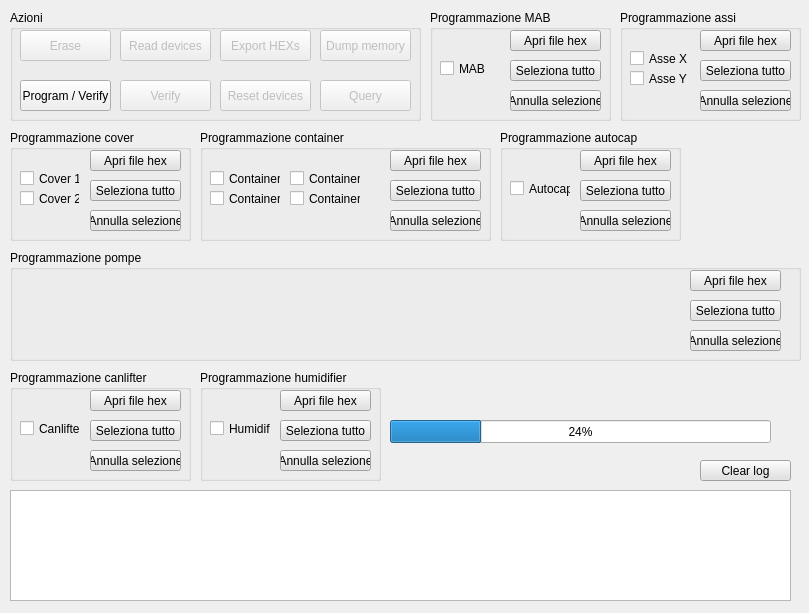
alfa-sw/sw-programmazione-schede, file mainwindow.ui: the form before one commit.
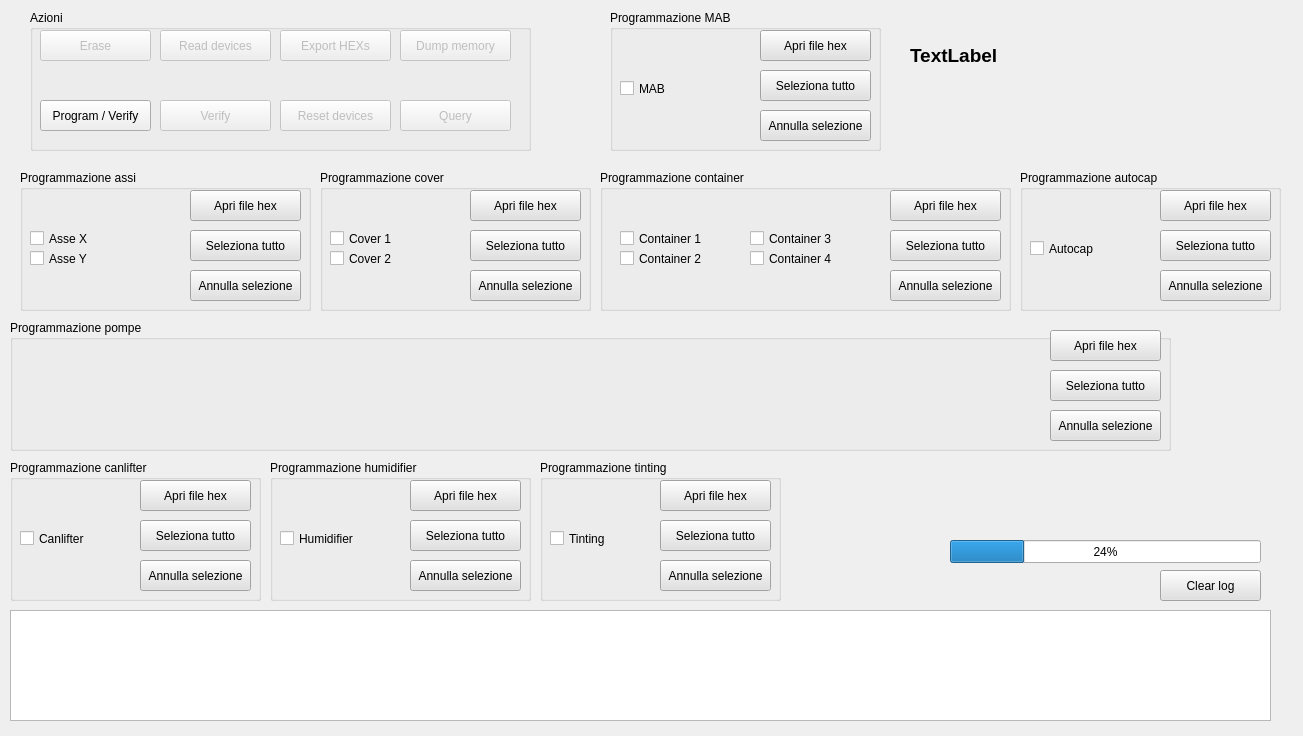
The form after the commit. Icons and pictures are not drawn.

The edit to the form file:
```diff
--- a/mainwindow.ui
+++ b/mainwindow.ui
@@ -6,8 +6,8 @@
    <rect>
     <x>0</x>
     <y>0</y>
-    <width>809</width>
-    <height>613</height>
+    <width>1303</width>
+    <height>736</height>
    </rect>
   </property>
   <property name="palette">
@@ -58,10 +58,10 @@
    <widget class="QGroupBox" name="groupBox">
     <property name="geometry">
      <rect>
-      <x>10</x>
+      <x>30</x>
       <y>10</y>
-      <width>411</width>
-      <height>111</height>
+      <width>501</width>
+      <height>141</height>
      </rect>
     </property>
     <property name="title">
@@ -75,7 +75,7 @@
       <rect>
        <x>10</x>
        <y>20</y>
-       <width>91</width>
+       <width>111</width>
        <height>31</height>
       </rect>
      </property>
@@ -89,9 +89,9 @@
      </property>
      <property name="geometry">
       <rect>
-       <x>110</x>
+       <x>130</x>
        <y>20</y>
-       <width>91</width>
+       <width>111</width>
        <height>31</height>
       </rect>
      </property>
@@ -105,9 +105,9 @@
      </property>
      <property name="geometry">
       <rect>
-       <x>210</x>
+       <x>250</x>
        <y>20</y>
-       <width>91</width>
+       <width>111</width>
        <height>31</height>
       </rect>
      </property>
@@ -121,9 +121,9 @@
      </property>
      <property name="geometry">
       <rect>
-       <x>310</x>
+       <x>370</x>
        <y>20</y>
-       <width>91</width>
+       <width>111</width>
        <height>31</height>
       </rect>
      </property>
@@ -135,8 +135,8 @@
      <property name="geometry">
       <rect>
        <x>10</x>
-       <y>70</y>
-       <width>91</width>
+       <y>90</y>
+       <width>111</width>
        <height>31</height>
       </rect>
      </property>
@@ -150,9 +150,9 @@
      </property>
      <property name="geometry">
       <rect>
-       <x>110</x>
-       <y>70</y>
-       <width>91</width>
+       <x>130</x>
+       <y>90</y>
+       <width>111</width>
        <height>31</height>
       </rect>
      </property>
@@ -166,9 +166,9 @@
      </property>
      <property name="geometry">
       <rect>
-       <x>210</x>
-       <y>70</y>
-       <width>91</width>
+       <x>250</x>
+       <y>90</y>
+       <width>111</width>
        <height>31</height>
       </rect>
      </property>
@@ -182,9 +182,9 @@
      </property>
      <property name="geometry">
       <rect>
-       <x>310</x>
-       <y>70</y>
-       <width>91</width>
+       <x>370</x>
+       <y>90</y>
+       <width>111</width>
        <height>31</height>
       </rect>
      </property>
@@ -196,10 +196,10 @@
    <widget class="QGroupBox" name="groupBox_2">
     <property name="geometry">
      <rect>
-      <x>430</x>
+      <x>610</x>
       <y>10</y>
-      <width>181</width>
-      <height>111</height>
+      <width>271</width>
+      <height>141</height>
      </rect>
     </property>
     <property name="title">
@@ -209,8 +209,8 @@
      <property name="geometry">
       <rect>
        <x>10</x>
-       <y>50</y>
-       <width>61</width>
+       <y>70</y>
+       <width>71</width>
        <height>17</height>
       </rect>
      </property>
@@ -224,10 +224,10 @@
     <widget class="QPushButton" name="btnSelezionaHexMAB">
      <property name="geometry">
       <rect>
-       <x>80</x>
+       <x>150</x>
        <y>20</y>
-       <width>91</width>
-       <height>21</height>
+       <width>111</width>
+       <height>31</height>
       </rect>
      </property>
      <property name="styleSheet">
@@ -240,10 +240,10 @@
     <widget class="QPushButton" name="btnAnnullaSelezioneMAB">
      <property name="geometry">
       <rect>
-       <x>80</x>
-       <y>80</y>
-       <width>91</width>
-       <height>21</height>
+       <x>150</x>
+       <y>100</y>
+       <width>111</width>
+       <height>31</height>
       </rect>
      </property>
      <property name="styleSheet">
@@ -256,10 +256,10 @@
     <widget class="QPushButton" name="btnSelezionaTuttoMAB">
      <property name="geometry">
       <rect>
-       <x>80</x>
-       <y>50</y>
-       <width>91</width>
-       <height>21</height>
+       <x>150</x>
+       <y>60</y>
+       <width>111</width>
+       <height>31</height>
       </rect>
      </property>
      <property name="styleSheet">
@@ -273,10 +273,10 @@
    <widget class="QGroupBox" name="groupBox_3">
     <property name="geometry">
      <rect>
-      <x>620</x>
-      <y>10</y>
-      <width>181</width>
-      <height>111</height>
+      <x>20</x>
+      <y>170</y>
+      <width>291</width>
+      <height>141</height>
      </rect>
     </property>
     <property name="title">
@@ -285,10 +285,10 @@
     <widget class="QPushButton" name="btnSelezionaHexAssi">
      <property name="geometry">
       <rect>
-       <x>80</x>
+       <x>170</x>
        <y>20</y>
-       <width>91</width>
-       <height>21</height>
+       <width>111</width>
+       <height>31</height>
       </rect>
      </property>
      <property name="styleSheet">
@@ -301,10 +301,10 @@
     <widget class="QPushButton" name="btnAnnullaSelezioneAssi">
      <property name="geometry">
       <rect>
-       <x>80</x>
-       <y>80</y>
-       <width>91</width>
-       <height>21</height>
+       <x>170</x>
+       <y>100</y>
+       <width>111</width>
+       <height>31</height>
       </rect>
      </property>
      <property name="styleSheet">
@@ -318,8 +318,8 @@
      <property name="geometry">
       <rect>
        <x>10</x>
-       <y>40</y>
-       <width>60</width>
+       <y>60</y>
+       <width>91</width>
        <height>17</height>
       </rect>
      </property>
@@ -331,8 +331,8 @@
      <property name="geometry">
       <rect>
        <x>10</x>
-       <y>60</y>
-       <width>60</width>
+       <y>80</y>
+       <width>91</width>
        <height>17</height>
       </rect>
      </property>
@@ -343,10 +343,10 @@
     <widget class="QPushButton" name="btnSelezionaTuttoAssi">
      <property name="geometry">
       <rect>
-       <x>80</x>
-       <y>50</y>
-       <width>91</width>
-       <height>21</height>
+       <x>170</x>
+       <y>60</y>
+       <width>111</width>
+       <height>31</height>
       </rect>
      </property>
      <property name="styleSheet">
@@ -360,10 +360,10 @@
    <widget class="QGroupBox" name="groupBox_4">
     <property name="geometry">
      <rect>
-      <x>10</x>
-      <y>130</y>
-      <width>181</width>
-      <height>111</height>
+      <x>320</x>
+      <y>170</y>
+      <width>271</width>
+      <height>141</height>
      </rect>
     </property>
     <property name="title">
@@ -372,10 +372,10 @@
     <widget class="QPushButton" name="btnSelezionaHexCover">
      <property name="geometry">
       <rect>
-       <x>80</x>
+       <x>150</x>
        <y>20</y>
-       <width>91</width>
-       <height>21</height>
+       <width>111</width>
+       <height>31</height>
       </rect>
      </property>
      <property name="styleSheet">
@@ -388,10 +388,10 @@
     <widget class="QPushButton" name="btnAnnullaSelezioneCover">
      <property name="geometry">
       <rect>
-       <x>80</x>
-       <y>80</y>
-       <width>91</width>
-       <height>21</height>
+       <x>150</x>
+       <y>100</y>
+       <width>111</width>
+       <height>31</height>
       </rect>
      </property>
      <property name="styleSheet">
@@ -405,8 +405,8 @@
      <property name="geometry">
       <rect>
        <x>10</x>
-       <y>40</y>
-       <width>60</width>
+       <y>60</y>
+       <width>91</width>
        <height>17</height>
       </rect>
      </property>
@@ -421,8 +421,8 @@
      <property name="geometry">
       <rect>
        <x>10</x>
-       <y>60</y>
-       <width>60</width>
+       <y>80</y>
+       <width>91</width>
        <height>17</height>
       </rect>
      </property>
@@ -436,10 +436,10 @@
     <widget class="QPushButton" name="btnSelezionaTuttoCover">
      <property name="geometry">
       <rect>
-       <x>80</x>
-       <y>50</y>
-       <width>91</width>
-       <height>21</height>
+       <x>150</x>
+       <y>60</y>
+       <width>111</width>
+       <height>31</height>
       </rect>
      </property>
      <property name="styleSheet">
@@ -454,9 +454,9 @@
     <property name="geometry">
      <rect>
       <x>10</x>
-      <y>250</y>
-      <width>791</width>
-      <height>111</height>
+      <y>320</y>
+      <width>1161</width>
+      <height>131</height>
      </rect>
     </property>
     <property name="title">
@@ -465,10 +465,10 @@
     <widget class="QPushButton" name="btnSelezionaHexAttuatori">
      <property name="geometry">
       <rect>
-       <x>680</x>
-       <y>20</y>
-       <width>91</width>
-       <height>21</height>
+       <x>1040</x>
+       <y>10</y>
+       <width>111</width>
+       <height>31</height>
       </rect>
      </property>
      <property name="styleSheet">
@@ -481,10 +481,10 @@
     <widget class="QPushButton" name="btnAnnullaSelezioneAttuatori">
      <property name="geometry">
       <rect>
-       <x>680</x>
-       <y>80</y>
-       <width>91</width>
-       <height>21</height>
+       <x>1040</x>
+       <y>90</y>
+       <width>111</width>
+       <height>31</height>
       </rect>
      </property>
      <property name="styleSheet">
@@ -497,10 +497,10 @@
     <widget class="QPushButton" name="btnSelezionaTuttoAttuatori">
      <property name="geometry">
       <rect>
-       <x>680</x>
+       <x>1040</x>
        <y>50</y>
-       <width>91</width>
-       <height>21</height>
+       <width>111</width>
+       <height>31</height>
       </rect>
      </property>
      <property name="styleSheet">
@@ -514,10 +514,10 @@
    <widget class="QGroupBox" name="groupBox_6">
     <property name="geometry">
      <rect>
-      <x>200</x>
-      <y>130</y>
-      <width>291</width>
-      <height>111</height>
+      <x>600</x>
+      <y>170</y>
+      <width>411</width>
+      <height>141</height>
      </rect>
     </property>
     <property name="title">
@@ -526,10 +526,10 @@
     <widget class="QPushButton" name="btnSelezionaHexContainer">
      <property name="geometry">
       <rect>
-       <x>190</x>
+       <x>290</x>
        <y>20</y>
-       <width>91</width>
-       <height>21</height>
+       <width>111</width>
+       <height>31</height>
       </rect>
      </property>
      <property name="styleSheet">
@@ -542,10 +542,10 @@
     <widget class="QPushButton" name="btnAnnullaSelezioneContainer">
      <property name="geometry">
       <rect>
-       <x>190</x>
-       <y>80</y>
-       <width>91</width>
-       <height>21</height>
+       <x>290</x>
+       <y>100</y>
+       <width>111</width>
+       <height>31</height>
       </rect>
      </property>
      <property name="styleSheet">
@@ -558,9 +558,9 @@
     <widget class="QCheckBox" name="chkContainer1">
      <property name="geometry">
       <rect>
-       <x>10</x>
-       <y>40</y>
-       <width>71</width>
+       <x>20</x>
+       <y>60</y>
+       <width>121</width>
        <height>17</height>
       </rect>
      </property>
@@ -571,9 +571,9 @@
     <widget class="QCheckBox" name="chkContainer2">
      <property name="geometry">
       <rect>
-       <x>10</x>
-       <y>60</y>
-       <width>71</width>
+       <x>20</x>
+       <y>80</y>
+       <width>121</width>
        <height>17</height>
       </rect>
      </property>
@@ -584,9 +584,9 @@
     <widget class="QCheckBox" name="chkContainer3">
      <property name="geometry">
       <rect>
-       <x>90</x>
-       <y>40</y>
-       <width>71</width>
+       <x>150</x>
+       <y>60</y>
+       <width>121</width>
        <height>17</height>
       </rect>
      </property>
@@ -597,9 +597,9 @@
     <widget class="QCheckBox" name="chkContainer4">
      <property name="geometry">
       <rect>
-       <x>90</x>
-       <y>60</y>
-       <width>71</width>
+       <x>150</x>
+       <y>80</y>
+       <width>121</width>
        <height>17</height>
       </rect>
      </property>
@@ -610,10 +610,10 @@
     <widget class="QPushButton" name="btnSelezionaTuttoContainer">
      <property name="geometry">
       <rect>
-       <x>190</x>
-       <y>50</y>
-       <width>91</width>
-       <height>21</height>
+       <x>290</x>
+       <y>60</y>
+       <width>111</width>
+       <height>31</height>
       </rect>
      </property>
      <property name="styleSheet">
@@ -627,10 +627,10 @@
    <widget class="QGroupBox" name="groupBox_7">
     <property name="geometry">
      <rect>
-      <x>500</x>
-      <y>130</y>
-      <width>181</width>
-      <height>111</height>
+      <x>1020</x>
+      <y>170</y>
+      <width>261</width>
+      <height>141</height>
      </rect>
     </property>
     <property name="title">
@@ -640,8 +640,8 @@
      <property name="geometry">
       <rect>
        <x>10</x>
-       <y>50</y>
-       <width>61</width>
+       <y>70</y>
+       <width>101</width>
        <height>17</height>
       </rect>
      </property>
@@ -652,10 +652,10 @@
     <widget class="QPushButton" name="btnSelezionaHexAutocap">
      <property name="geometry">
       <rect>
-       <x>80</x>
+       <x>140</x>
        <y>20</y>
-       <width>91</width>
-       <height>21</height>
+       <width>111</width>
+       <height>31</height>
       </rect>
      </property>
      <property name="styleSheet">
@@ -668,10 +668,10 @@
     <widget class="QPushButton" name="btnAnnullaSelezioneAutocap">
      <property name="geometry">
       <rect>
-       <x>80</x>
-       <y>80</y>
-       <width>91</width>
-       <height>21</height>
+       <x>140</x>
+       <y>100</y>
+       <width>111</width>
+       <height>31</height>
       </rect>
      </property>
      <property name="styleSheet">
@@ -684,84 +684,10 @@
     <widget class="QPushButton" name="btnSelezionaTuttoAutocap">
      <property name="geometry">
       <rect>
-       <x>80</x>
-       <y>50</y>
-       <width>91</width>
-       <height>21</height>
-      </rect>
-     </property>
-     <property name="styleSheet">
-      <string notr="true">background-color: rgb(225, 225, 225);</string>
-     </property>
-     <property name="text">
-      <string>Seleziona tutto</string>
-     </property>
-    </widget>
-   </widget>
-   <widget class="QGroupBox" name="groupBox_8">
-    <property name="geometry">
-     <rect>
-      <x>10</x>
-      <y>370</y>
-      <width>181</width>
-      <height>111</height>
-     </rect>
-    </property>
-    <property name="title">
-     <string>Programmazione canlifter</string>
-    </property>
-    <widget class="QCheckBox" name="chkCanLifter">
-     <property name="geometry">
-      <rect>
-       <x>10</x>
-       <y>50</y>
-       <width>61</width>
-       <height>17</height>
-      </rect>
-     </property>
-     <property name="text">
-      <string>Canlifter</string>
-     </property>
-    </widget>
-    <widget class="QPushButton" name="btnSelezionaHexCanLifter">
-     <property name="geometry">
-      <rect>
-       <x>80</x>
-       <y>20</y>
-       <width>91</width>
-       <height>21</height>
-      </rect>
-     </property>
-     <property name="styleSheet">
-      <string notr="true">background-color: rgb(225, 225, 225);</string>
-     </property>
-     <property name="text">
-      <string>Apri file hex</string>
-     </property>
-    </widget>
-    <widget class="QPushButton" name="btnAnnullaSelezioneCanLifter">
-     <property name="geometry">
-      <rect>
-       <x>80</x>
-       <y>80</y>
-       <width>91</width>
-       <height>21</height>
-      </rect>
-     </property>
-     <property name="styleSheet">
-      <string notr="true">background-color: rgb(225, 225, 225);</string>
-     </property>
-     <property name="text">
-      <string>Annulla selezione</string>
-     </property>
-    </widget>
-    <widget class="QPushButton" name="btnSelezionaTuttoCanLifter">
-     <property name="geometry">
-      <rect>
-       <x>80</x>
-       <y>50</y>
-       <width>91</width>
-       <height>21</height>
+       <x>140</x>
+       <y>60</y>
+       <width>111</width>
+       <height>31</height>
       </rect>
      </property>
      <property name="styleSheet">
@@ -775,10 +701,10 @@
    <widget class="QGroupBox" name="groupBox_9">
     <property name="geometry">
      <rect>
-      <x>200</x>
-      <y>370</y>
-      <width>181</width>
-      <height>111</height>
+      <x>270</x>
+      <y>460</y>
+      <width>261</width>
+      <height>141</height>
      </rect>
     </property>
     <property name="title">
@@ -788,8 +714,8 @@
      <property name="geometry">
       <rect>
        <x>10</x>
-       <y>50</y>
-       <width>61</width>
+       <y>70</y>
+       <width>111</width>
        <height>17</height>
       </rect>
      </property>
@@ -800,10 +726,10 @@
     <widget class="QPushButton" name="btnSelezionaHexHumidifier">
      <property name="geometry">
       <rect>
-       <x>80</x>
+       <x>140</x>
        <y>20</y>
-       <width>91</width>
-       <height>21</height>
+       <width>111</width>
+       <height>31</height>
       </rect>
      </property>
      <property name="styleSheet">
@@ -816,10 +742,10 @@
     <widget class="QPushButton" name="btnAnnullaSelezioneHumidifier">
      <property name="geometry">
       <rect>
-       <x>80</x>
-       <y>80</y>
-       <width>91</width>
-       <height>21</height>
+       <x>140</x>
+       <y>100</y>
+       <width>111</width>
+       <height>31</height>
       </rect>
      </property>
      <property name="styleSheet">
@@ -832,10 +758,10 @@
     <widget class="QPushButton" name="btnSelezionaTuttoHumidifier">
      <property name="geometry">
       <rect>
-       <x>80</x>
-       <y>50</y>
-       <width>91</width>
-       <height>21</height>
+       <x>140</x>
+       <y>60</y>
+       <width>111</width>
+       <height>31</height>
       </rect>
      </property>
      <property name="styleSheet">
@@ -850,8 +776,8 @@
     <property name="geometry">
      <rect>
       <x>10</x>
-      <y>490</y>
-      <width>781</width>
+      <y>610</y>
+      <width>1261</width>
       <height>111</height>
      </rect>
     </property>
@@ -859,9 +785,9 @@
    <widget class="QProgressBar" name="progressBar">
     <property name="geometry">
      <rect>
-      <x>390</x>
-      <y>420</y>
-      <width>381</width>
+      <x>950</x>
+      <y>540</y>
+      <width>311</width>
       <height>23</height>
      </rect>
     </property>
@@ -872,10 +798,10 @@
    <widget class="QPushButton" name="btnClearLog">
     <property name="geometry">
      <rect>
-      <x>700</x>
-      <y>460</y>
-      <width>91</width>
-      <height>21</height>
+      <x>1160</x>
+      <y>570</y>
+      <width>101</width>
+      <height>31</height>
      </rect>
     </property>
     <property name="styleSheet">
@@ -885,6 +811,174 @@
      <string>Clear log</string>
     </property>
    </widget>
+   <widget class="QGroupBox" name="groupBox_10">
+    <property name="geometry">
+     <rect>
+      <x>540</x>
+      <y>460</y>
+      <width>241</width>
+      <height>141</height>
+     </rect>
+    </property>
+    <property name="title">
+     <string>Programmazione tinting</string>
+    </property>
+    <widget class="QCheckBox" name="chkTinting">
+     <property name="geometry">
+      <rect>
+       <x>10</x>
+       <y>70</y>
+       <width>81</width>
+       <height>17</height>
+      </rect>
+     </property>
+     <property name="text">
+      <string>Tinting</string>
+     </property>
+    </widget>
+    <widget class="QPushButton" name="btnSelezionaHexTinting">
+     <property name="geometry">
+      <rect>
+       <x>120</x>
+       <y>20</y>
+       <width>111</width>
+       <height>31</height>
+      </rect>
+     </property>
+     <property name="styleSheet">
+      <string notr="true">background-color: rgb(225, 225, 225);</string>
+     </property>
+     <property name="text">
+      <string>Apri file hex</string>
+     </property>
+    </widget>
+    <widget class="QPushButton" name="btnAnnullaSelezioneTinting">
+     <property name="geometry">
+      <rect>
+       <x>120</x>
+       <y>100</y>
+       <width>111</width>
+       <height>31</height>
+      </rect>
+     </property>
+     <property name="styleSheet">
+      <string notr="true">background-color: rgb(225, 225, 225);</string>
+     </property>
+     <property name="text">
+      <string>Annulla selezione</string>
+     </property>
+    </widget>
+    <widget class="QPushButton" name="btnSelezionaTuttoTinting">
+     <property name="geometry">
+      <rect>
+       <x>120</x>
+       <y>60</y>
+       <width>111</width>
+       <height>31</height>
+      </rect>
+     </property>
+     <property name="styleSheet">
+      <string notr="true">background-color: rgb(225, 225, 225);</string>
+     </property>
+     <property name="text">
+      <string>Seleziona tutto</string>
+     </property>
+    </widget>
+   </widget>
+   <widget class="QGroupBox" name="groupBox_8">
+    <property name="geometry">
+     <rect>
+      <x>10</x>
+      <y>460</y>
+      <width>251</width>
+      <height>141</height>
+     </rect>
+    </property>
+    <property name="title">
+     <string>Programmazione canlifter</string>
+    </property>
+    <widget class="QCheckBox" name="chkCanLifter">
+     <property name="geometry">
+      <rect>
+       <x>10</x>
+       <y>70</y>
+       <width>101</width>
+       <height>17</height>
+      </rect>
+     </property>
+     <property name="text">
+      <string>Canlifter</string>
+     </property>
+    </widget>
+    <widget class="QPushButton" name="btnSelezionaHexCanLifter">
+     <property name="geometry">
+      <rect>
+       <x>130</x>
+       <y>20</y>
+       <width>111</width>
+       <height>31</height>
+      </rect>
+     </property>
+     <property name="styleSheet">
+      <string notr="true">background-color: rgb(225, 225, 225);</string>
+     </property>
+     <property name="text">
+      <string>Apri file hex</string>
+     </property>
+    </widget>
+    <widget class="QPushButton" name="btnAnnullaSelezioneCanLifter">
+     <property name="geometry">
+      <rect>
+       <x>130</x>
+       <y>100</y>
+       <width>111</width>
+       <height>31</height>
+      </rect>
+     </property>
+     <property name="styleSheet">
+      <string notr="true">background-color: rgb(225, 225, 225);</string>
+     </property>
+     <property name="text">
+      <string>Annulla selezione</string>
+     </property>
+    </widget>
+    <widget class="QPushButton" name="btnSelezionaTuttoCanLifter">
+     <property name="geometry">
+      <rect>
+       <x>130</x>
+       <y>60</y>
+       <width>111</width>
+       <height>31</height>
+      </rect>
+     </property>
+     <property name="styleSheet">
+      <string notr="true">background-color: rgb(225, 225, 225);</string>
+     </property>
+     <property name="text">
+      <string>Seleziona tutto</string>
+     </property>
+    </widget>
+   </widget>
+   <widget class="QLabel" name="lblVersione">
+    <property name="geometry">
+     <rect>
+      <x>910</x>
+      <y>30</y>
+      <width>181</width>
+      <height>51</height>
+     </rect>
+    </property>
+    <property name="font">
+     <font>
+      <pointsize>14</pointsize>
+      <weight>75</weight>
+      <bold>true</bold>
+     </font>
+    </property>
+    <property name="text">
+     <string>TextLabel</string>
+    </property>
+   </widget>
   </widget>
  </widget>
  <layoutdefault spacing="6" margin="11"/>
```
